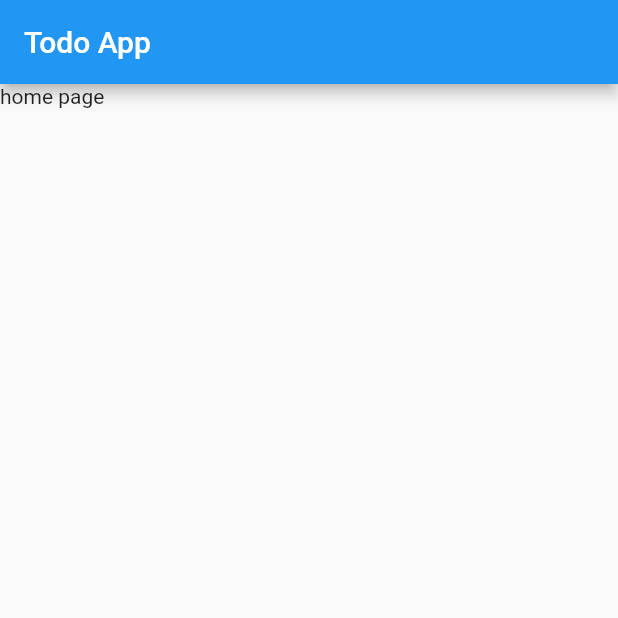
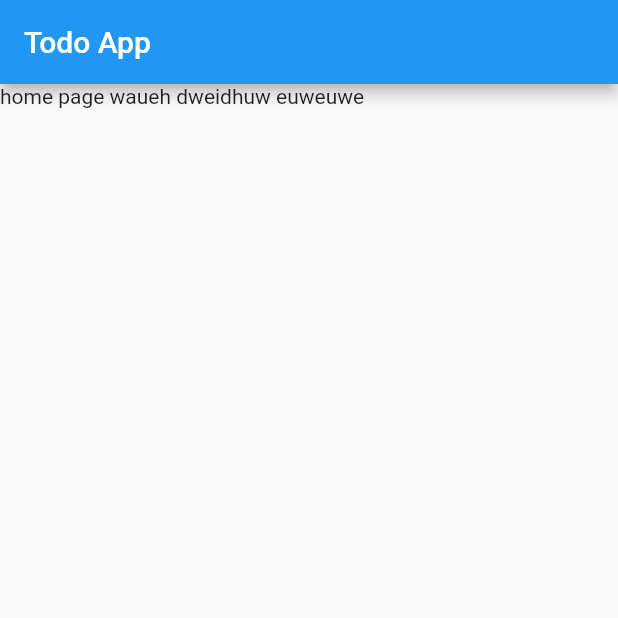
Before and after one commit to dev22451/todo_Irfan, a Flutter app: the screen it shows after launch, on a phone screen of 412 x 824 dp, the top half of it. Run offline on Flutter 3.47's test engine with Material 2 defaults, Android fonts, the phone set to English and light mode, and no system bars.

Commit message:
secon commit

```diff
--- a/lib/main.dart
+++ b/lib/main.dart
@@ -32,7 +32,7 @@ class _todoAppState extends State<todoApp> {
       body: Column(
         children: [
           Container(
-            child: Text('home page'),
+            child: Text('home page waueh dweidhuw euweuwe '),
           ),
         ],
       ),
```
